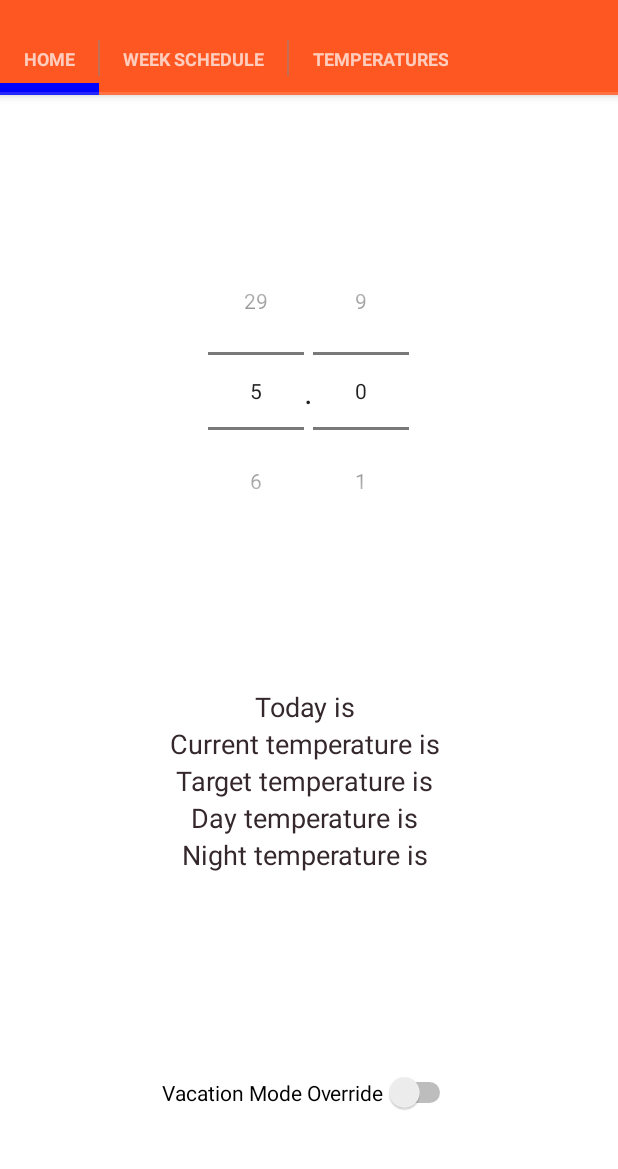
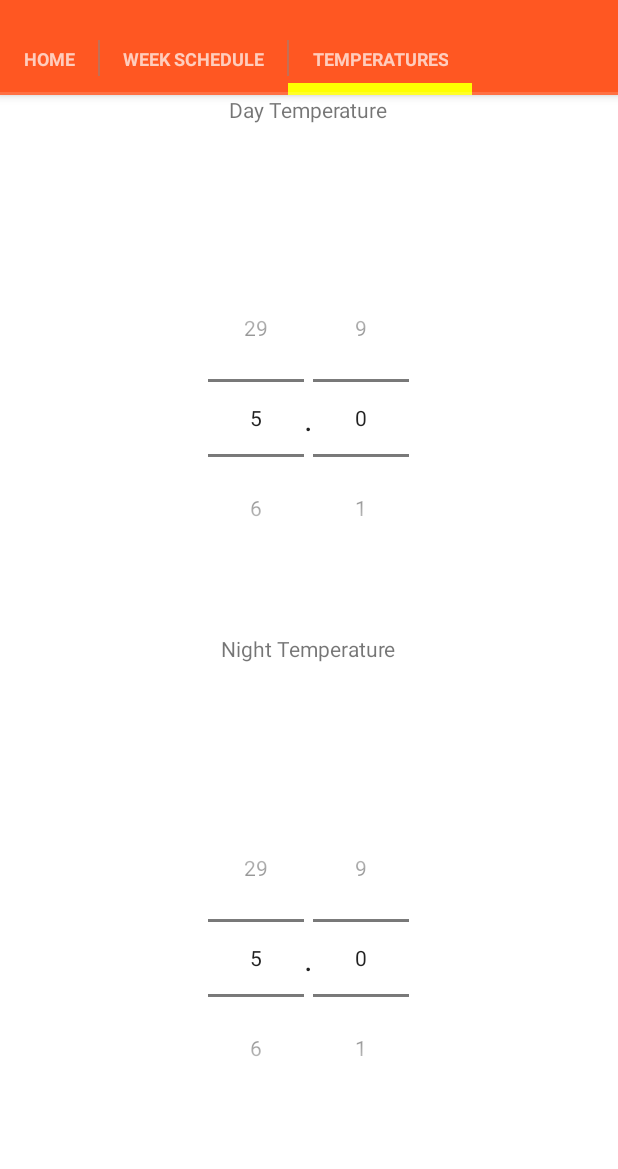
Before and after one commit to aleqss/Thermostat, an Android app: the screen it shows after launch (MainActivity), after a tap on "TEMPERATURES", on a phone screen of 412 x 824 dp, the part 62-1231 px from its top. Run offline under Robolectric (Android 15) with nearby library versions, the phone set to English and light mode, and no system bars; 1 statement that could not run was skipped.

Commit message:
Finished project.

```diff
--- a/app/src/main/AndroidManifest.xml
+++ b/app/src/main/AndroidManifest.xml
@@ -13,6 +13,7 @@
             android:name=".MainActivity"
             android:configChanges="orientation|keyboardHidden"
             android:label="@string/app_name"
+            android:windowSoftInputMode="stateHidden"
             android:screenOrientation="portrait" >
             <intent-filter>
                 <action android:name="android.intent.action.MAIN" />
@@ -26,6 +27,9 @@
         <activity
             android:name=".DetailDayActivity"
             android:label="@string/title_activity_detail_day"
+            android:screenOrientation="portrait"
+            android:configChanges="orientation|keyboardHidden"
+            android:windowSoftInputMode="stateHidden"
             android:parentActivityName=".MainActivity" >
             <meta-data
                 android:name="android.support.PARENT_ACTIVITY"
--- a/app/src/main/java/nl/tue/hti/g33/thermostat/MainFragment.java
+++ b/app/src/main/java/nl/tue/hti/g33/thermostat/MainFragment.java
@@ -27,7 +27,7 @@ public class MainFragment extends Fragment implements ThermostatProvider {
 
     private static HomeFragment home = null;
     private static WeekScheduleFragment weekSchedule = null;
-    private static VacationModeFragment vacationMode = null;
+    private static TemperaturesFragment temperatures = null;
 
     @Override
     public Thermostat provideThermostat() {
@@ -62,10 +62,10 @@ public class MainFragment extends Fragment implements ThermostatProvider {
                     return (weekSchedule = new WeekScheduleFragment());
                 return weekSchedule;
             }
-            if (mTitle == mContext.getString(R.string.tab_vacation_mode)) {
-                if (vacationMode == null)
-                    return (vacationMode = new VacationModeFragment());
-                return vacationMode;
+            if (mTitle == mContext.getString(R.string.tab_temperatures)) {
+                if (temperatures == null)
+                    return (temperatures = new TemperaturesFragment());
+                return temperatures;
             }
             return null;
         }
@@ -148,6 +148,7 @@ public class MainFragment extends Fragment implements ThermostatProvider {
 
         // Get the ViewPager and set it's PagerAdapter so that it can display items
         mViewPager = (ViewPager) view.findViewById(R.id.view_pager);
+        mViewPager.setOffscreenPageLimit(2);
         mViewPager.setAdapter(new TabsFragmentPagerAdapter(getChildFragmentManager()));
 
         // Give the SlidingTabLayout the ViewPager, this must be done AFTER the ViewPager has had
--- /dev/null
+++ b/app/src/main/java/nl/tue/hti/g33/thermostat/TemperaturesFragment.java
@@ -0,0 +1,185 @@
+package nl.tue.hti.g33.thermostat;
+
+
+import android.os.Bundle;
+import android.support.v4.app.Fragment;
+import android.util.Log;
+import android.view.LayoutInflater;
+import android.view.View;
+import android.view.ViewGroup;
+import android.widget.NumberPicker;
+
+import nl.tue.hti.g33.thermostat.utils.Thermostat;
+import nl.tue.hti.g33.thermostat.utils.ThermostatListener;
+import nl.tue.hti.g33.thermostat.utils.ThermostatProvider;
+
+
+/**
+ * A simple {@link Fragment} subclass.
+ */
+public class TemperaturesFragment extends Fragment
+        implements ThermostatListener, NumberPicker.OnValueChangeListener{
+
+    private static final String LOG_TAG = "TemperaturesFragment";
+
+    private Thermostat mThermostat;
+
+    public TemperaturesFragment() {
+
+        // Required empty public constructor
+    }
+
+    @Override
+    public void onCreate(Bundle savedInstanceState) {
+
+        super.onCreate(savedInstanceState);
+
+        try {
+            mThermostat = ((ThermostatProvider) getActivity()).provideThermostat();
+        } catch (ClassCastException e) {
+            Log.e(LOG_TAG, "Context must implement ThermostatProvider interface!");
+            throw new IllegalArgumentException(LOG_TAG + "Initialisation failed due to" +
+                    "context not implementing ThermostatProvider.");
+        }
+        mThermostat.addListener(this);
+    }
+
+    @Override
+    public View onCreateView(LayoutInflater inflater, ViewGroup container,
+                             Bundle savedInstanceState) {
+        // Inflate the layout for this fragment
+        View root =  inflater.inflate(R.layout.fragment_temperatures, container, false);
+        NumberPicker dayTemp = (NumberPicker) root.findViewById(R.id.setDayTemperature);
+        NumberPicker dayTempD = (NumberPicker) root.findViewById(R.id.setDayTemperatureD);
+        NumberPicker nightTemp = (NumberPicker) root.findViewById(R.id.setNightTemperature);
+        NumberPicker nightTempD = (NumberPicker) root.findViewById(R.id.setNightTemperatureD);
+        dayTemp.setMaxValue(29);
+        nightTemp.setMaxValue(29);
+        dayTemp.setMinValue(5);
+        nightTemp.setMinValue(5);
+        dayTempD.setMaxValue(9);
+        nightTempD.setMaxValue(9);
+        dayTempD.setMinValue(0);
+        nightTempD.setMinValue(0);
+        dayTemp.setOnValueChangedListener(this);
+        dayTempD.setOnValueChangedListener(this);
+        nightTemp.setOnValueChangedListener(this);
+        nightTempD.setOnValueChangedListener(this);
+        return root;
+    }
+
+    /**
+     * Called upon a change of the current value.
+     *
+     * @param picker The NumberPicker associated with this listener.
+     * @param oldVal The previous value.
+     * @param newVal The new value.
+     */
+    @Override
+    public void onValueChange(NumberPicker picker, int oldVal, int newVal) {
+
+        int temp, tempD;
+        switch (picker.getId()) {
+            case R.id.setDayTemperatureD:
+                if (oldVal == 9 && newVal == 0) {
+                    getActivity().runOnUiThread(new Runnable() {
+                        @Override
+                        public void run() {
+                            NumberPicker temp =
+                                    (NumberPicker) getActivity().findViewById(R.id.setDayTemperature);
+                            if (temp.getValue() < 29) {
+                                temp.setValue(temp.getValue() + 1);
+                            }
+                        }
+                    });
+                }
+                if (oldVal == 0 && newVal == 9) {
+                    getActivity().runOnUiThread(new Runnable() {
+                        @Override
+                        public void run() {
+                            NumberPicker temp =
+                                    (NumberPicker) getActivity().findViewById(R.id.setDayTemperature);
+                            if (temp.getValue() > 5) {
+                                temp.setValue(temp.getValue() - 1);
+                            }
+                        }
+                    });
+                }
+                temp = ((NumberPicker) getView().findViewById(R.id.setDayTemperature)).getValue();
+                tempD = picker.getValue();
+
+                mThermostat.updateDayTemperature(temp + tempD * 0.1);
+                break;
+            case R.id.setNightTemperature:
+                tempD = ((NumberPicker) getView().findViewById(R.id.setNightTemperatureD)).getValue();
+                temp = picker.getValue();
+
+                mThermostat.updateNightTemperature(temp + tempD * 0.1);
+                break;
+            case R.id.setNightTemperatureD:
+                if (oldVal == 9 && newVal == 0) {
+                    getActivity().runOnUiThread(new Runnable() {
+                        @Override
+                        public void run() {
+                            NumberPicker temp =
+                                    (NumberPicker) getActivity().findViewById(R.id.setNightTemperature);
+                            if (temp.getValue() < 29) {
+                                temp.setValue(temp.getValue() + 1);
+                            }
+                        }
+                    });
+                }
+                if (oldVal == 0 && newVal == 9) {
+                    getActivity().runOnUiThread(new Runnable() {
+                        @Override
+                        public void run() {
+                            NumberPicker temp =
+                                    (NumberPicker) getActivity().findViewById(R.id.setNightTemperature);
+                            if (temp.getValue() > 5) {
+                                temp.setValue(temp.getValue() - 1);
+                            }
+                        }
+                    });
+                }
+                temp = ((NumberPicker) getView().findViewById(R.id.setNightTemperature)).getValue();
+                tempD = picker.getValue();
+
+                mThermostat.updateNightTemperature(temp + tempD * 0.1);
+                break;
+            case R.id.setDayTemperature:
+                tempD = ((NumberPicker) getView().findViewById(R.id.setDayTemperatureD)).getValue();
+                temp = picker.getValue();
+
+                mThermostat.updateDayTemperature(temp + tempD * 0.1);
+                break;
+            default:
+                Log.e(LOG_TAG, "Wrong number picker");
+        }
+    }
+
+    @Override
+    public void onThermostatUpdate(Thermostat thermostat) {
+
+        if (!getUserVisibleHint()) {
+            getActivity().runOnUiThread(new Runnable() {
+                @Override
+                public void run() {
+                    NumberPicker dayTemp =
+                            (NumberPicker) getView().findViewById(R.id.setDayTemperature);
+                    NumberPicker dayTempD =
+                            (NumberPicker) getView().findViewById(R.id.setDayTemperatureD);
+                    NumberPicker nightTemp =
+                            (NumberPicker) getView().findViewById(R.id.setNightTemperature);
+                    NumberPicker nightTempD =
+                            (NumberPicker) getView().findViewById(R.id.setNightTemperatureD);
+                    dayTemp.setValue((int) mThermostat.getDayTemperature());
+                    dayTempD.setValue((int) ((mThermostat.getDayTemperature()
+                            - (int) mThermostat.getDayTemperature()) * 10));
+                    nightTemp.setValue((int) mThermostat.getNightTemperature());
+                    nightTempD.setValue((int) ((mThermostat.getNightTemperature()
+                            - (int) mThermostat.getNightTemperature()) * 10));
+                }
+            });
+        }
+    }
+}
--- /dev/null
+++ b/app/src/main/res/layout/fragment_temperatures.xml
@@ -0,0 +1,74 @@
+<LinearLayout xmlns:android="http://schemas.android.com/apk/res/android"
+    xmlns:tools="http://schemas.android.com/tools"
+    android:layout_width="match_parent"
+    android:layout_height="match_parent"
+    android:orientation="vertical"
+    tools:context="nl.tue.hti.g33.thermostat.TemperaturesFragment">
+
+    <TextView
+        android:layout_width="wrap_content"
+        android:layout_height="0dp"
+        android:layout_gravity="center"
+        android:layout_weight=".1"
+        android:text="Day Temperature"
+        android:textAlignment="center" />
+
+    <LinearLayout
+        android:layout_width="match_parent"
+        android:layout_height="0dp"
+        android:layout_weight=".4"
+        android:gravity="center"
+        android:orientation="horizontal">
+
+        <NumberPicker
+            android:id="@+id/setDayTemperature"
+            android:layout_width="wrap_content"
+            android:layout_height="wrap_content" />
+
+        <TextView
+            android:layout_width="wrap_content"
+            android:layout_height="wrap_content"
+            android:layout_gravity="center_vertical"
+            android:text="."
+            android:textAppearance="?android:attr/textAppearanceLarge" />
+
+        <NumberPicker
+            android:id="@+id/setDayTemperatureD"
+            android:layout_width="wrap_content"
+            android:layout_height="wrap_content" />
+
+    </LinearLayout>
+
+    <TextView
+        android:layout_width="wrap_content"
+        android:layout_height="0dp"
+        android:layout_gravity="center"
+        android:layout_weight=".1"
+        android:text="Night Temperature"
+        android:textAlignment="center" />
+
+    <LinearLayout
+        android:layout_width="match_parent"
+        android:layout_height="0dp"
+        android:layout_weight=".4"
+        android:gravity="center"
+        android:orientation="horizontal">
+
+        <NumberPicker
+            android:id="@+id/setNightTemperature"
+            android:layout_width="wrap_content"
+            android:layout_height="wrap_content" />
+
+        <TextView
+            android:layout_width="wrap_content"
+            android:layout_height="wrap_content"
+            android:layout_gravity="center_vertical"
+            android:text="."
+            android:textAppearance="?android:attr/textAppearanceLarge" />
+
+        <NumberPicker
+            android:id="@+id/setNightTemperatureD"
+            android:layout_width="wrap_content"
+            android:layout_height="wrap_content" />
+    </LinearLayout>
+</LinearLayout>
--- a/app/src/main/res/layout/list_item_day_schedule.xml
+++ b/app/src/main/res/layout/list_item_day_schedule.xml
@@ -39,6 +39,7 @@
         android:layout_weight=".1"
         android:src="@drawable/ic_action_edit"
         android:background="@android:color/transparent"
+        android:id="@+id/edit_item"
         android:layout_gravity="center" />
     <ImageButton
         android:layout_width="wrap_content"
@@ -46,5 +47,6 @@
         android:layout_weight=".1"
         android:src="@drawable/ic_action_delete"
         android:background="@android:color/transparent"
+        android:id="@+id/delete_item"
         android:layout_gravity="center" />
 </LinearLayout>
--- a/app/src/main/res/values/strings.xml
+++ b/app/src/main/res/values/strings.xml
@@ -25,4 +25,7 @@
     <string name="cancel">Cancel</string>
 
     <string name="title_activity_detail_day">Day Switches</string>
+
+<!-- TODO: Remove or change this placeholder text -->
+    <string name="hello_blank_fragment">Hello blank fragment</string>
 </resources>
```
Also changed, not shown: app/src/main/java/nl/tue/hti/g33/thermostat/AddRuleDialogFragment.java (+24 -0 lines), app/src/main/java/nl/tue/hti/g33/thermostat/DayPeriodAdapter.java (+51 -3 lines), app/src/main/java/nl/tue/hti/g33/thermostat/DayScheduleFragment.java (+6 -1 lines), app/src/main/java/nl/tue/hti/g33/thermostat/DeleteAllDialogFragment.java (added, +105 -0 lines), app/src/main/java/nl/tue/hti/g33/thermostat/DetailDayActivity.java (+33 -5 lines), app/src/main/java/nl/tue/hti/g33/thermostat/VacationModeFragment.java (deleted, +0 -29 lines), app/src/main/res/layout/fragment_vacation_mode.xml (deleted, +0 -7 lines).
